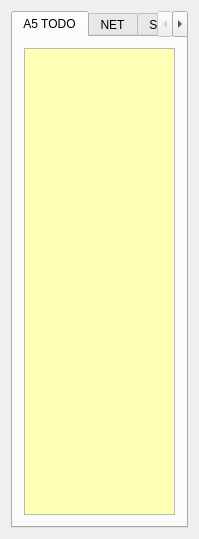
rafal-tarnow/TODO, file widget.ui: the form before one commit.
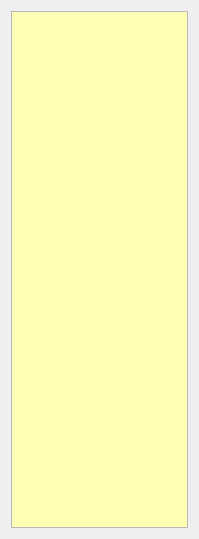
The form after the commit.

Patch:
```diff
--- a/widget.ui
+++ b/widget.ui
@@ -15,40 +15,6 @@
   </property>
   <layout class="QGridLayout" name="gridLayout">
    <item row="0" column="0">
-    <widget class="QTabWidget" name="tabWidget">
-     <property name="tabPosition">
-      <enum>QTabWidget::North</enum>
-     </property>
-     <property name="tabShape">
-      <enum>QTabWidget::Rounded</enum>
-     </property>
-     <property name="currentIndex">
-      <number>0</number>
-     </property>
-     <property name="elideMode">
-      <enum>Qt::ElideNone</enum>
-     </property>
-     <property name="usesScrollButtons">
-      <bool>true</bool>
-     </property>
-     <property name="documentMode">
-      <bool>false</bool>
-     </property>
-     <property name="tabsClosable">
-      <bool>false</bool>
-     </property>
-     <property name="movable">
-      <bool>false</bool>
-     </property>
-     <property name="tabBarAutoHide">
-      <bool>false</bool>
-     </property>
-     <widget class="QWidget" name="tab">
-      <attribute name="title">
-       <string>A5 TODO</string>
-      </attribute>
-      <layout class="QGridLayout" name="gridLayout_2">
-       <item row="0" column="0">
         <widget class="QTextEdit" name="textEdit">
          <property name="palette">
           <palette>
@@ -87,35 +53,6 @@
            </disabled>
           </palette>
          </property>
-        </widget>
-       </item>
-      </layout>
-     </widget>
-     <widget class="QWidget" name="tab_2">
-      <attribute name="title">
-       <string>NET</string>
-      </attribute>
-     </widget>
-     <widget class="QWidget" name="tab_4">
-      <attribute name="title">
-       <string>Strona</string>
-      </attribute>
-     </widget>
-     <widget class="QWidget" name="tab_5">
-      <attribute name="title">
-       <string>Strona</string>
-      </attribute>
-     </widget>
-     <widget class="QWidget" name="tab_6">
-      <attribute name="title">
-       <string>Strona</string>
-      </attribute>
-     </widget>
-     <widget class="QWidget" name="tab_3">
-      <attribute name="title">
-       <string>+</string>
-      </attribute>
-     </widget>
     </widget>
    </item>
   </layout>
```
Lines whose indentation alone changed are shown as unchanged.
